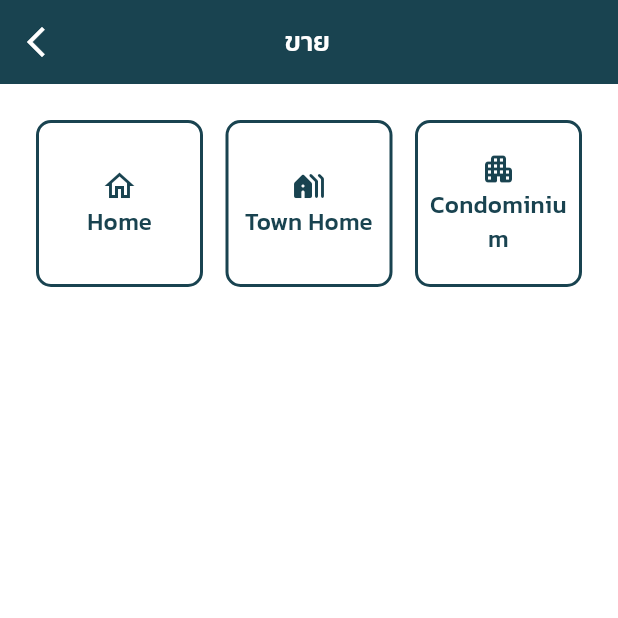
After one commit to tot14883/your_home, a Flutter app: the MainSaleScreen screen opened directly, on a phone screen of 412 x 824 dp, the top half of it. The commit adds this screen. Run offline on Flutter 3.47's test engine with Material 3 defaults, Android fonts, the phone set to English and light mode, and no system bars; our stand-ins replace flutter_svg, image_picker.

Commit message:
add main sale screen

```diff
--- a/lib/features/home/sidebar_menu_widget.dart
+++ b/lib/features/home/sidebar_menu_widget.dart
@@ -4,7 +4,7 @@ import 'package:home_demo/components/com_font_style.dart';
 import 'package:home_demo/features/authentication/signin_screen.dart';
 import 'package:home_demo/features/post/my_post_screen.dart';
 import 'package:home_demo/features/profile/my_profile_screen.dart';
-import 'package:home_demo/features/sale/sale.dart';
+import 'package:home_demo/features/sale/main_sale_screen.dart';
 
 class SidebarMenu extends StatefulWidget {
   const SidebarMenu({
@@ -147,7 +147,7 @@ class _SidebarMenuState extends State<SidebarMenu> {
                       const TitleSidebar(title: "ขาย"),
                       const SizedBox(height: 13),
                       ListTileSidebar(
-                        title: "ขายบ้าน",
+                        title: "ขาย",
                         icon: const Icon(
                           Icons.sell_outlined,
                           color: comPrimaryColor,
@@ -159,7 +159,7 @@ class _SidebarMenuState extends State<SidebarMenu> {
                           Navigator.push(
                               context,
                               MaterialPageRoute(
-                                builder: (context) => const SaleScreen(),
+                                builder: (context) => const MainSaleScreen(),
                               ));
                         },
                       ),
--- a/lib/features/post/page/my_post_condo_page.dart
+++ b/lib/features/post/page/my_post_condo_page.dart
@@ -1,7 +1,7 @@
 import 'package:flutter/material.dart';
 import 'package:home_demo/components/com_color.dart';
 import 'package:home_demo/components/com_font_style.dart';
-import 'package:home_demo/features/sale/sale.dart';
+import 'package:home_demo/features/sale/sale_screen.dart';
 import 'package:home_demo/models/data_home_screen_model.dart';
 
 class MyPostCondoPage extends StatefulWidget {
--- a/lib/features/post/page/my_post_home_page.dart
+++ b/lib/features/post/page/my_post_home_page.dart
@@ -1,7 +1,7 @@
 import 'package:flutter/material.dart';
 import 'package:home_demo/components/com_color.dart';
 import 'package:home_demo/components/com_font_style.dart';
-import 'package:home_demo/features/sale/sale.dart';
+import 'package:home_demo/features/sale/sale_screen.dart';
 import 'package:home_demo/models/data_home_screen_model.dart';
 
 class MyPostHomePage extends StatefulWidget {
--- a/lib/features/post/page/my_post_townhome_page.dart
+++ b/lib/features/post/page/my_post_townhome_page.dart
@@ -1,7 +1,7 @@
 import 'package:flutter/material.dart';
 import 'package:home_demo/components/com_color.dart';
 import 'package:home_demo/components/com_font_style.dart';
-import 'package:home_demo/features/sale/sale.dart';
+import 'package:home_demo/features/sale/sale_screen.dart';
 import 'package:home_demo/models/data_home_screen_model.dart';
 
 class MyPostTownhomePage extends StatefulWidget {
--- /dev/null
+++ b/lib/features/sale/main_sale_screen.dart
@@ -0,0 +1,151 @@
+import 'package:flutter/material.dart';
+import 'package:home_demo/components/com_app_bar.dart';
+import 'package:home_demo/components/com_color.dart';
+import 'package:home_demo/components/com_font_style.dart';
+import 'package:home_demo/features/sale/sale_screen.dart';
+
+class MainSaleScreen extends StatefulWidget {
+  const MainSaleScreen({super.key});
+
+  @override
+  State<MainSaleScreen> createState() => MainSaleScreenState();
+}
+
+class MainSaleScreenState extends State<MainSaleScreen> {
+  @override
+  Widget build(BuildContext context) {
+    return Scaffold(
+      backgroundColor: comPrimaryColor,
+      body: SafeArea(
+        bottom: false,
+        child: Container(
+          color: Colors.white,
+          child: Column(
+            children: [
+              ComAppbar(
+                text: "ขาย",
+                onPop: () => Navigator.pop(context),
+              ),
+              Expanded(
+                child: Padding(
+                  padding: const EdgeInsets.only(
+                      left: 24, right: 24, top: 24, bottom: 31),
+                  child: Column(
+                    children: [
+                      GridView.count(
+                        primary: false,
+                        shrinkWrap: true,
+                        physics: const NeverScrollableScrollPhysics(),
+                        crossAxisSpacing: 15,
+                        mainAxisSpacing: 15,
+                        crossAxisCount: 3,
+                        children: <Widget>[
+                          InkWell(
+                            onTap: () => Navigator.push(
+                              context,
+                              MaterialPageRoute(
+                                builder: (context) => const SaleScreen(),
+                              ),
+                            ),
+                            child: Container(
+                              decoration: BoxDecoration(
+                                border: Border.all(
+                                    width: 2, color: comPrimaryColor),
+                                borderRadius: BorderRadius.circular(10),
+                              ),
+                              padding: const EdgeInsets.all(8),
+                              child: Column(
+                                mainAxisAlignment: MainAxisAlignment.center,
+                                children: [
+                                  const Icon(
+                                    Icons.home_outlined,
+                                    color: comPrimaryColor,
+                                    size: 24,
+                                  ),
+                                  Text(
+                                    "Home",
+                                    style: ComFontStyle.medium16
+                                        .copyWith(color: comPrimaryColor),
+                                  ),
+                                ],
+                              ),
+                            ),
+                          ),
+                          InkWell(
+                            onTap: () => Navigator.push(
+                              context,
+                              MaterialPageRoute(
+                                builder: (context) => const SaleScreen(),
+                              ),
+                            ),
+                            child: Container(
+                              decoration: BoxDecoration(
+                                border: Border.all(
+                                    width: 2, color: comPrimaryColor),
+                                borderRadius: BorderRadius.circular(10),
+                              ),
+                              padding: const EdgeInsets.all(8),
+                              child: Column(
+                                mainAxisAlignment: MainAxisAlignment.center,
+                                children: [
+                                  const Icon(
+                                    Icons.holiday_village_rounded,
+                                    color: comPrimaryColor,
+                                    size: 24,
+                                  ),
+                                  Text(
+                                    "Town Home",
+                                    style: ComFontStyle.medium16.copyWith(
+                                      color: comPrimaryColor,
+                                    ),
+                                    textAlign: TextAlign.center,
+                                  ),
+                                ],
+                              ),
+                            ),
+                          ),
+                          InkWell(
+                            onTap: () => Navigator.push(
+                              context,
+                              MaterialPageRoute(
+                                builder: (context) => const SaleScreen(),
+                              ),
+                            ),
+                            child: Container(
+                              decoration: BoxDecoration(
+                                border: Border.all(
+                                    width: 2, color: comPrimaryColor),
+                                borderRadius: BorderRadius.circular(10),
+                              ),
+                              padding: const EdgeInsets.all(8),
+                              child: Column(
+                                mainAxisAlignment: MainAxisAlignment.center,
+                                children: [
+                                  const Icon(
+                                    Icons.apartment_rounded,
+                                    color: comPrimaryColor,
+                                    size: 24,
+                                  ),
+                                  Text(
+                                    "Condominium",
+                                    style: ComFontStyle.medium16
+                                        .copyWith(color: comPrimaryColor),
+                                    textAlign: TextAlign.center,
+                                  ),
+                                ],
+                              ),
+                            ),
+                          ),
+                        ],
+                      )
+                    ],
+                  ),
+                ),
+              ),
+            ],
+          ),
+        ),
+      ),
+    );
+  }
+}
--- a/lib/main.dart
+++ b/lib/main.dart
@@ -2,7 +2,6 @@ import 'package:flutter/material.dart';
 import 'package:home_demo/components/com_color.dart';
 import 'package:home_demo/components/com_font_style.dart';
 import 'package:home_demo/features/authentication/signin_screen.dart';
-import 'package:home_demo/features/home/home_screen.dart';
 
 void main() {
   runApp(const MyApp());
@@ -24,9 +23,7 @@ class MyApp extends StatelessWidget {
           seedColor: comPrimaryColor,
         ),
       ),
-
       home: const SigninScreen(),
-      // home: HomeScreen(),
     );
   }
 }
```
Also changed, not shown: lib/features/post/date.dart (deleted, +0 -193 lines), lib/features/sale/sale_screen.dart (renamed from lib/features/sale/sale.dart, +10 -9 lines).
